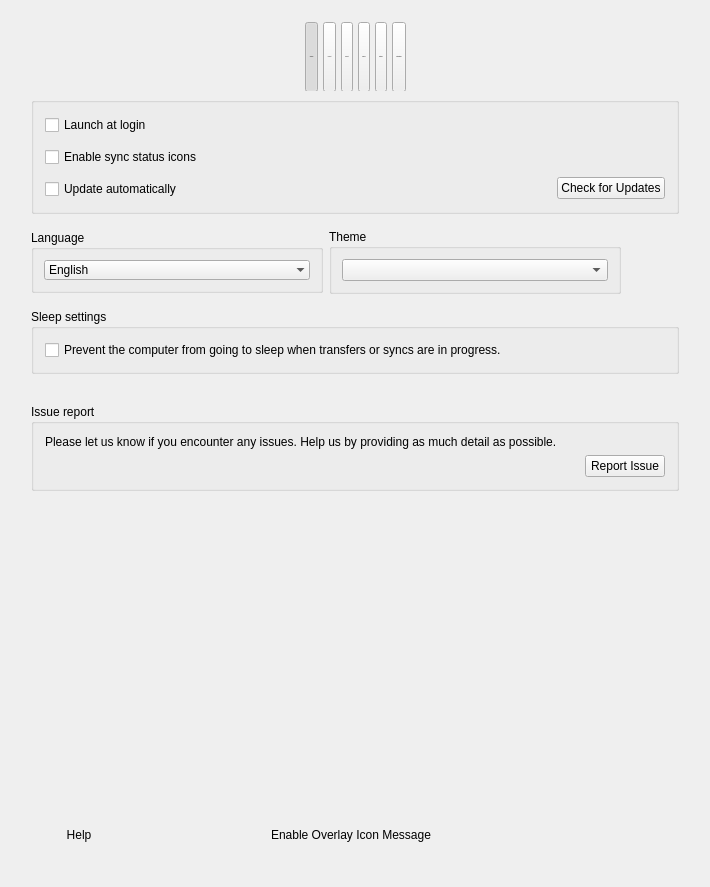
Qt form src/MEGASync/gui/ui/SettingsDialog.ui (meganz/MEGAsync) before a commit.
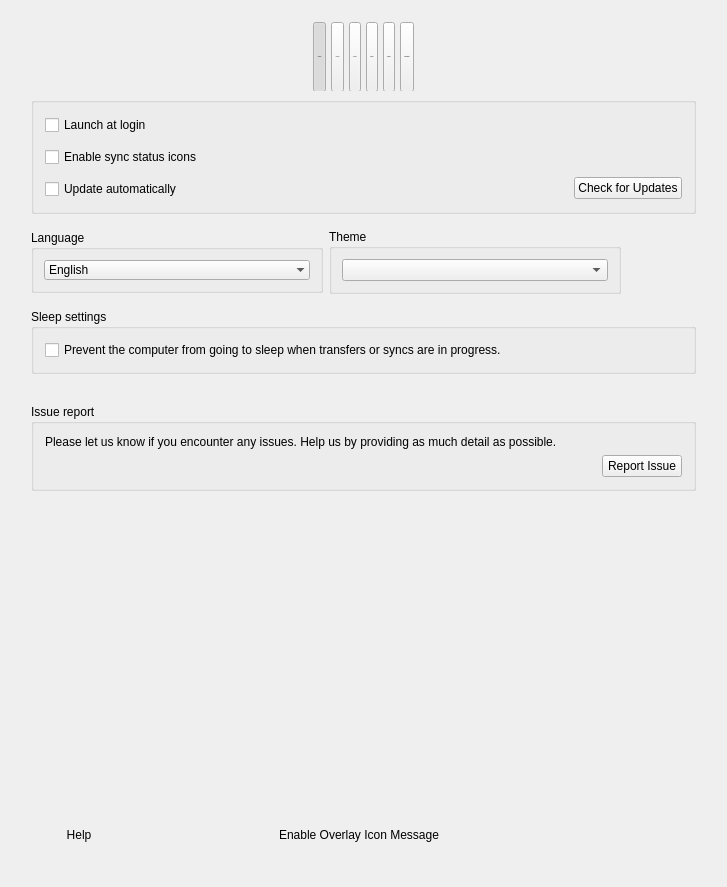
The same form after that commit. Icons and pictures are not drawn. Custom widgets are drawn as their Qt base class.

Commit message: SNC-4923: Added more width on settings dialog.

Diff of the .ui file:
```diff
--- a/src/MEGASync/gui/ui/SettingsDialog.ui
+++ b/src/MEGASync/gui/ui/SettingsDialog.ui
@@ -6,13 +6,13 @@
    <rect>
     <x>0</x>
     <y>0</y>
-    <width>710</width>
+    <width>727</width>
     <height>887</height>
    </rect>
   </property>
   <property name="minimumSize">
    <size>
-    <width>710</width>
+    <width>727</width>
     <height>887</height>
    </size>
   </property>
```
